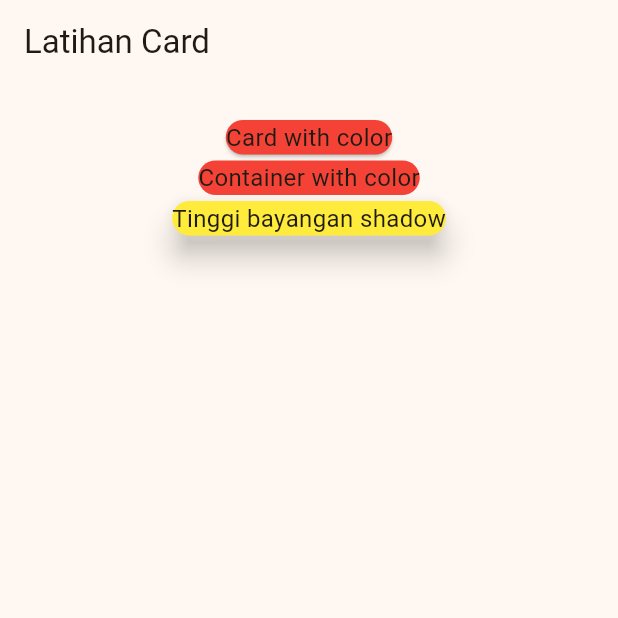
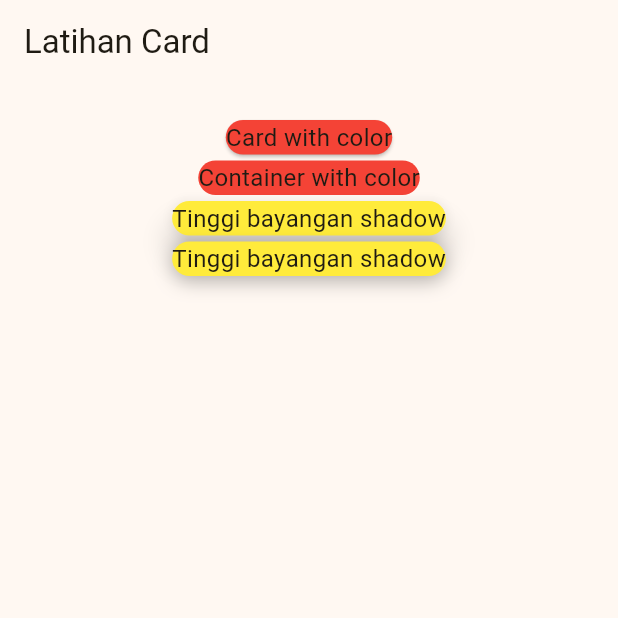
Before and after one commit to annddvaa/Tugas_week_8_1123150164, a Flutter app: the screen it shows after launch, on a phone screen of 412 x 824 dp, the top half of it. Run offline on Flutter 3.47's test engine with Material 3 defaults, Android fonts, the phone set to English and light mode, and no system bars.

Commit message:
membuat container dengan box shadow

```diff
--- a/lib/pages/latihancard.dart
+++ b/lib/pages/latihancard.dart
@@ -38,6 +38,23 @@ class Latihancard extends StatelessWidget {
                     style: TextStyle(fontSize: 16.0),
                   ),
                 ),
+                Container(
+                  decoration: BoxDecoration(
+                    color: Colors.yellow,
+                    borderRadius: BorderRadius.circular(16),
+                    boxShadow: [
+                      BoxShadow(
+                        color: Colors.black26,
+                        blurRadius: 10,
+                        offset: Offset(0, 4),
+                      ),
+                    ],
+                  ),
+                  child: Text(
+                    "Tinggi bayangan shadow",
+                    style: TextStyle(fontSize: 16.0),
+                  ),
+                ),
               ],
             ),
           ),
```
